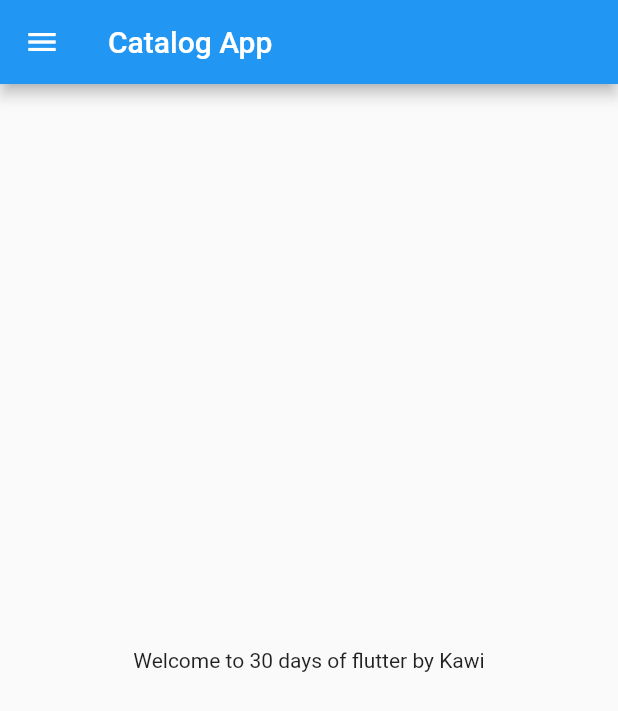
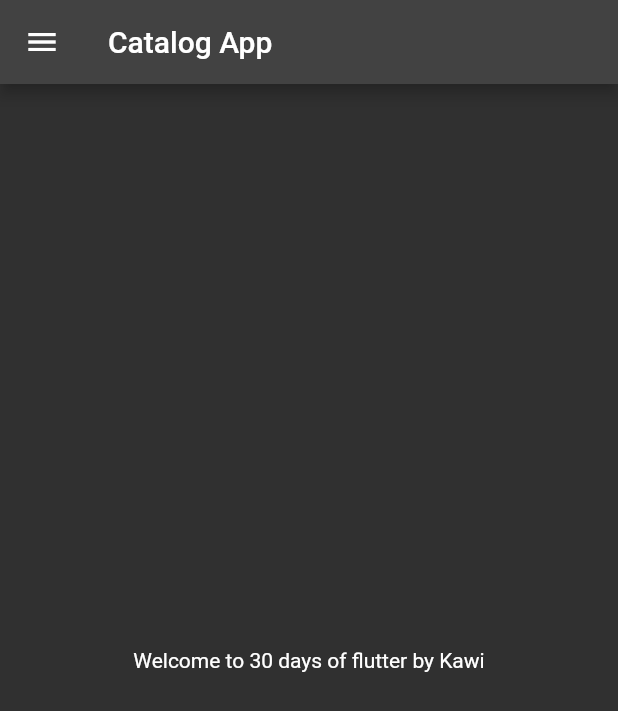
Before and after one commit to Kawi5323/flutter_catalog, a Flutter app: the screen it shows after launch, on a phone screen of 412 x 824 dp. Shown: the top 711 px of the screen. Run offline on Flutter 3.47's test engine with Material 2 defaults, Android fonts, the phone set to English and light mode, and no system bars.

Commit message:
Day 3 Completed

```diff
--- a/lib/main.dart
+++ b/lib/main.dart
@@ -1,5 +1,6 @@
 import 'package:flutter/material.dart';
-import 'package:flutter_catalog/home_page.dart';
+import 'package:flutter_catalog/pages/home_page.dart';
+import 'package:flutter_catalog/pages/login_page.dart';
 
 void main() {
   runApp(MyApp());
@@ -8,6 +9,16 @@ void main() {
 class MyApp extends StatelessWidget {
   @override
   Widget build(BuildContext context) {
-    return MaterialApp(home: HomePage());
+    return MaterialApp(
+      themeMode: ThemeMode.dark,
+      theme: ThemeData(primarySwatch: Colors.deepPurple),
+      darkTheme: ThemeData(brightness: Brightness.dark),
+      initialRoute: "/home",
+      routes: {
+        "/": (context) => LoginPage(),
+        "/home": (context) => HomePage(),
+        "/login": (context) => LoginPage()
+      },
+    );
   }
 }
```
Also changed, not shown: lib/pages/login_page.dart (added, +16 -0 lines), lib/pages/home_page.dart (renamed from lib/home_page.dart).
